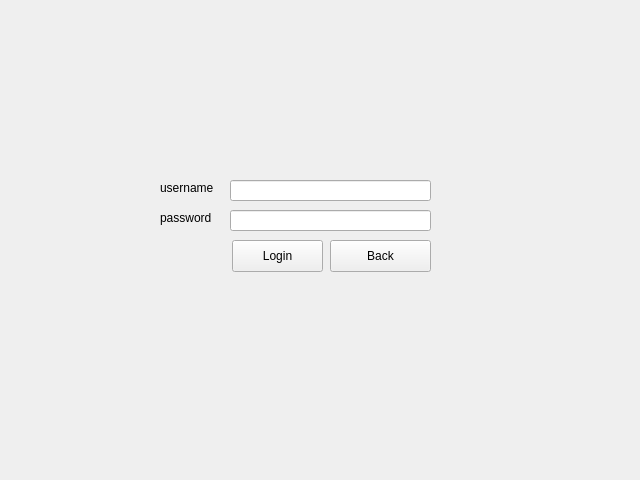
Before: the Qt Designer form blackjack-client/ui/login.ui in lehoangtran289/Blackjack, drawn with Qt 5.
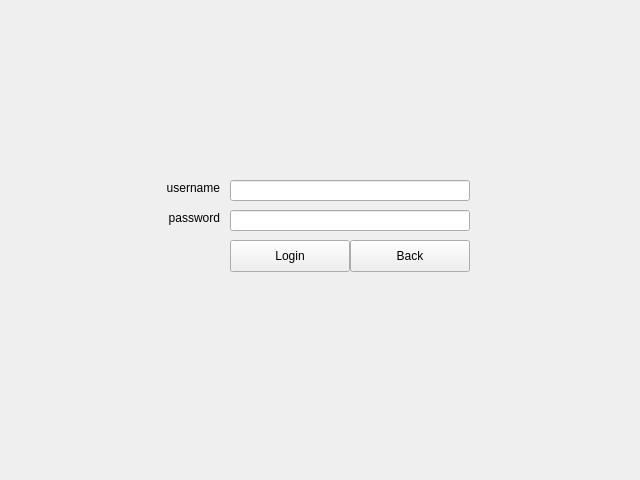
After: the same form once the commit is applied.

```diff
--- a/blackjack-client/ui/login.ui
+++ b/blackjack-client/ui/login.ui
@@ -18,7 +18,7 @@
     <rect>
      <x>230</x>
      <y>180</y>
-     <width>201</width>
+     <width>240</width>
      <height>21</height>
     </rect>
    </property>
@@ -31,7 +31,7 @@
     <rect>
      <x>230</x>
      <y>210</y>
-     <width>201</width>
+     <width>240</width>
      <height>21</height>
     </rect>
    </property>
@@ -45,35 +45,41 @@
   <widget class="QLabel" name="label">
    <property name="geometry">
     <rect>
-     <x>160</x>
+     <x>100</x>
      <y>180</y>
-     <width>60</width>
+     <width>120</width>
      <height>16</height>
     </rect>
    </property>
    <property name="text">
     <string>username</string>
    </property>
+   <property name="alignment">
+    <set>Qt::AlignRight|Qt::AlignTrailing|Qt::AlignVCenter</set>
+   </property>
   </widget>
   <widget class="QLabel" name="label_2">
    <property name="geometry">
     <rect>
-     <x>160</x>
+     <x>100</x>
      <y>210</y>
-     <width>60</width>
+     <width>120</width>
      <height>16</height>
     </rect>
    </property>
    <property name="text">
     <string>password</string>
    </property>
+   <property name="alignment">
+    <set>Qt::AlignRight|Qt::AlignTrailing|Qt::AlignVCenter</set>
+   </property>
   </widget>
   <widget class="QPushButton" name="login_button">
    <property name="geometry">
     <rect>
-     <x>232</x>
+     <x>230</x>
      <y>240</y>
-     <width>91</width>
+     <width>120</width>
      <height>32</height>
     </rect>
    </property>
@@ -84,9 +90,9 @@
   <widget class="QPushButton" name="back_button">
    <property name="geometry">
     <rect>
-     <x>330</x>
+     <x>350</x>
      <y>240</y>
-     <width>101</width>
+     <width>120</width>
      <height>32</height>
     </rect>
    </property>
```
